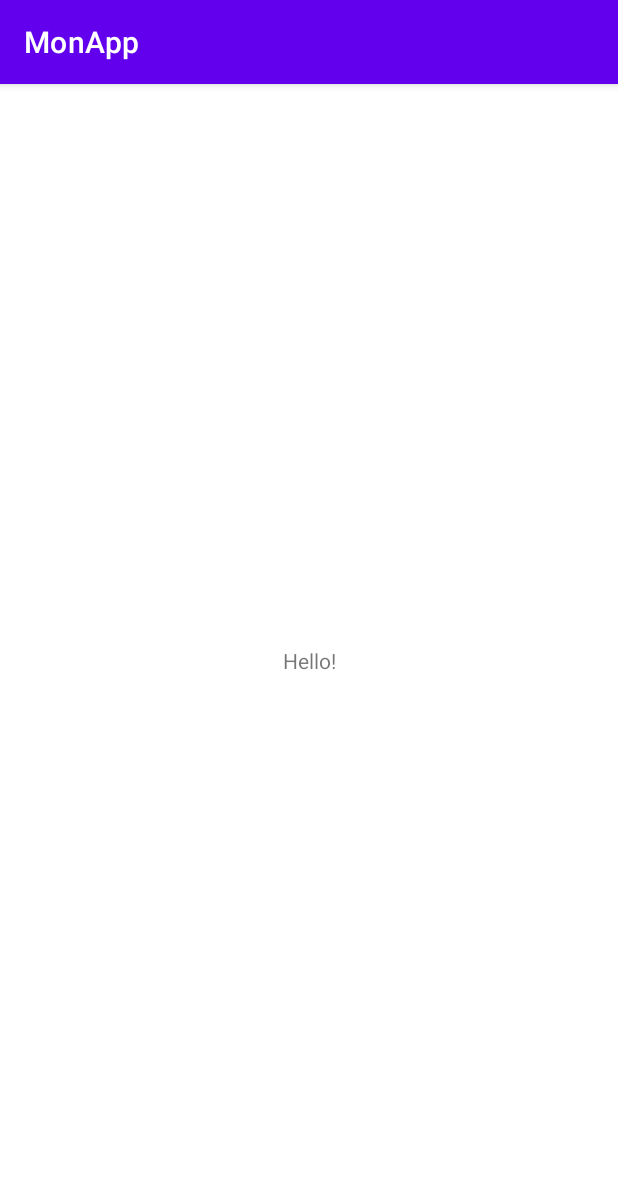
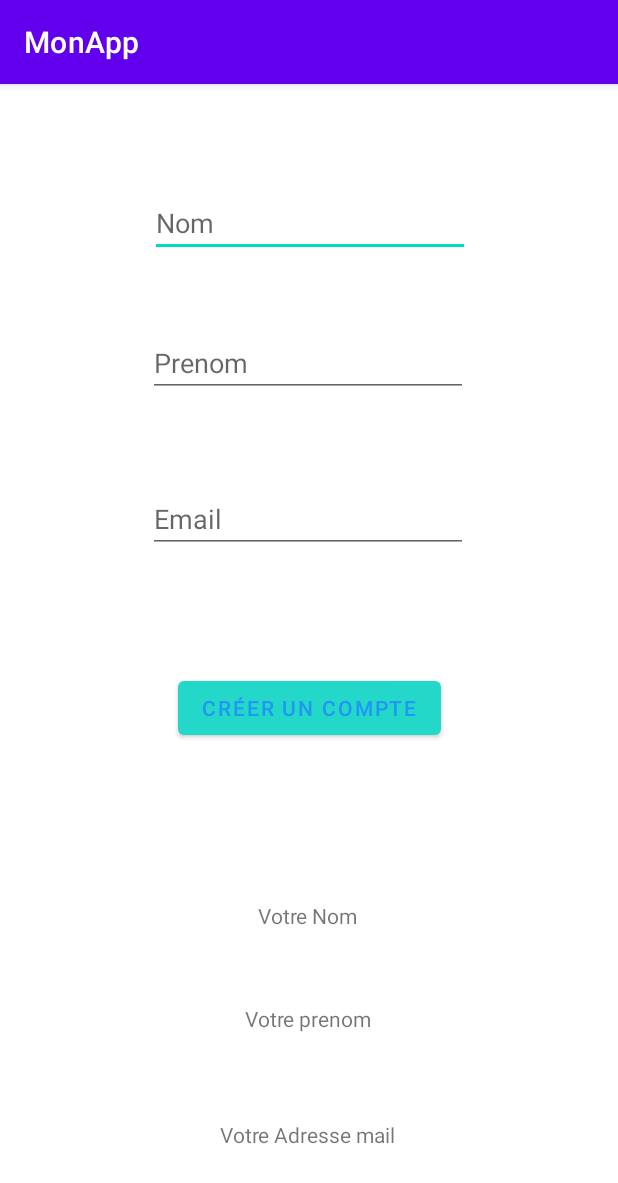
Before and after one commit to kokokanti98/android_studio_apprentissage, an Android app: the screen it shows after launch (MainActivity), on a phone screen of 412 x 824 dp. Shown: the top 1183 px of the screen. Run offline under Robolectric (Android 15) with nearby library versions, the phone set to English and light mode, and no system bars.

Commit message:
initial commit

```diff
--- a/app/src/main/java/com/example/monapp/MainActivity.java
+++ b/app/src/main/java/com/example/monapp/MainActivity.java
@@ -3,6 +3,9 @@ package com.example.monapp;
 import androidx.appcompat.app.AppCompatActivity;
 
 import android.os.Bundle;
+import android.view.View;
+import android.widget.EditText;
+import android.widget.TextView;
 
 public class MainActivity extends AppCompatActivity {
 
@@ -11,4 +14,26 @@ public class MainActivity extends AppCompatActivity {
         super.onCreate(savedInstanceState);
         setContentView(R.layout.activity_main);
     }
+
+    public void onBtnClick(View view) {
+        //selectionner des design textView
+        TextView txtName = findViewById(R.id.txtName);
+        TextView txtFirstname = findViewById(R.id.txtFirstname);
+        TextView txtMail = findViewById(R.id.txtMail);
+
+        //Selection des design EditText
+        EditText EditTxtName = findViewById(R.id.editTxtName);
+        EditText EditTxtFirstname = findViewById(R.id.editTxtFirstname);
+        EditText EditTxtMail = findViewById(R.id.editTxtMail);
+
+        //Prendre la valeur de format text entree dans les design editText et les mettre en string
+        EditTxtName.getText().toString();
+        EditTxtFirstname.getText().toString();
+        EditTxtMail.getText().toString();
+
+        //changer la lettre dans les textView grace au valeur entrée du editText
+        txtName.setText("Nom: "+EditTxtName.getText().toString());
+        txtFirstname.setText("Prénom: "+EditTxtFirstname.getText().toString());
+        txtMail.setText("Adresse mail: "+EditTxtMail.getText().toString());
+    }
 }
--- a/app/src/main/res/layout/activity_main.xml
+++ b/app/src/main/res/layout/activity_main.xml
@@ -7,13 +7,100 @@
     tools:context=".MainActivity">
 
     <TextView
+        android:id="@+id/txtName"
         android:layout_width="wrap_content"
         android:layout_height="wrap_content"
-        android:text="Hello!"
-
+        android:text="Votre Nom"
         app:layout_constraintBottom_toBottomOf="parent"
+        app:layout_constraintHorizontal_bias="0.498"
         app:layout_constraintLeft_toLeftOf="parent"
         app:layout_constraintRight_toRightOf="parent"
-        app:layout_constraintTop_toTopOf="parent" />
+        app:layout_constraintTop_toBottomOf="@+id/btnRegister"
+        app:layout_constraintVertical_bias="0.339" />
+
+    <TextView
+        android:id="@+id/txtFirstname"
+        android:layout_width="wrap_content"
+        android:layout_height="wrap_content"
+        android:text="Votre prenom"
+        app:layout_constraintBottom_toBottomOf="parent"
+        app:layout_constraintHorizontal_bias="0.498"
+        app:layout_constraintLeft_toLeftOf="parent"
+        app:layout_constraintRight_toRightOf="parent"
+        app:layout_constraintTop_toBottomOf="@+id/txtName"
+        app:layout_constraintVertical_bias="0.268" />
+
+    <TextView
+        android:id="@+id/txtMail"
+        android:layout_width="wrap_content"
+        android:layout_height="wrap_content"
+        android:text="Votre Adresse mail"
+        app:layout_constraintBottom_toBottomOf="parent"
+        app:layout_constraintHorizontal_bias="0.498"
+        app:layout_constraintLeft_toLeftOf="parent"
+        app:layout_constraintRight_toRightOf="parent"
+        app:layout_constraintTop_toBottomOf="@+id/txtFirstname" />
+
+    <Button
+        android:id="@+id/btnRegister"
+        android:layout_width="wrap_content"
+        android:layout_height="wrap_content"
+        android:layout_marginBottom="4dp"
+        android:onClick="onBtnClick"
+        android:text="Créer un compte"
+        android:textColor="#2196F3"
+        app:backgroundTint="#23D8C9"
+        app:iconTint="#22AFAF"
+        app:layout_constraintBottom_toBottomOf="parent"
+        app:layout_constraintEnd_toEndOf="parent"
+        app:layout_constraintStart_toStartOf="parent"
+        app:layout_constraintTop_toBottomOf="@+id/editTxtMail"
+        app:layout_constraintVertical_bias="0.197"
+        app:rippleColor="#B62020" />
+
+    <EditText
+        android:id="@+id/editTxtName"
+        android:layout_width="wrap_content"
+        android:layout_height="wrap_content"
+        android:layout_marginStart="100dp"
+        android:layout_marginEnd="101dp"
+        android:ems="10"
+        android:hint="Nom"
+        android:inputType="textPersonName"
+        app:layout_constraintBottom_toBottomOf="parent"
+        app:layout_constraintEnd_toEndOf="parent"
+        app:layout_constraintHorizontal_bias="0.0"
+        app:layout_constraintStart_toStartOf="parent"
+        app:layout_constraintTop_toTopOf="parent"
+        app:layout_constraintVertical_bias="0.097" />
+
+    <EditText
+        android:id="@+id/editTxtFirstname"
+        android:layout_width="wrap_content"
+        android:layout_height="wrap_content"
+        android:layout_marginTop="48dp"
+        android:ems="10"
+        android:hint="Prenom"
+        android:inputType="textPersonName"
+        app:layout_constraintBottom_toBottomOf="parent"
+        app:layout_constraintEnd_toEndOf="parent"
+        app:layout_constraintHorizontal_bias="0.497"
+        app:layout_constraintStart_toStartOf="parent"
+        app:layout_constraintTop_toBottomOf="@+id/editTxtName"
+        app:layout_constraintVertical_bias="0.0" />
+
+    <EditText
+        android:id="@+id/editTxtMail"
+        android:layout_width="wrap_content"
+        android:layout_height="wrap_content"
+        android:ems="10"
+        android:hint="Email"
+        android:inputType="textPersonName"
+        app:layout_constraintBottom_toBottomOf="parent"
+        app:layout_constraintEnd_toEndOf="parent"
+        app:layout_constraintHorizontal_bias="0.497"
+        app:layout_constraintStart_toStartOf="parent"
+        app:layout_constraintTop_toBottomOf="@+id/editTxtFirstname"
+        app:layout_constraintVertical_bias="0.114" />
 
 </androidx.constraintlayout.widget.ConstraintLayout>
```
